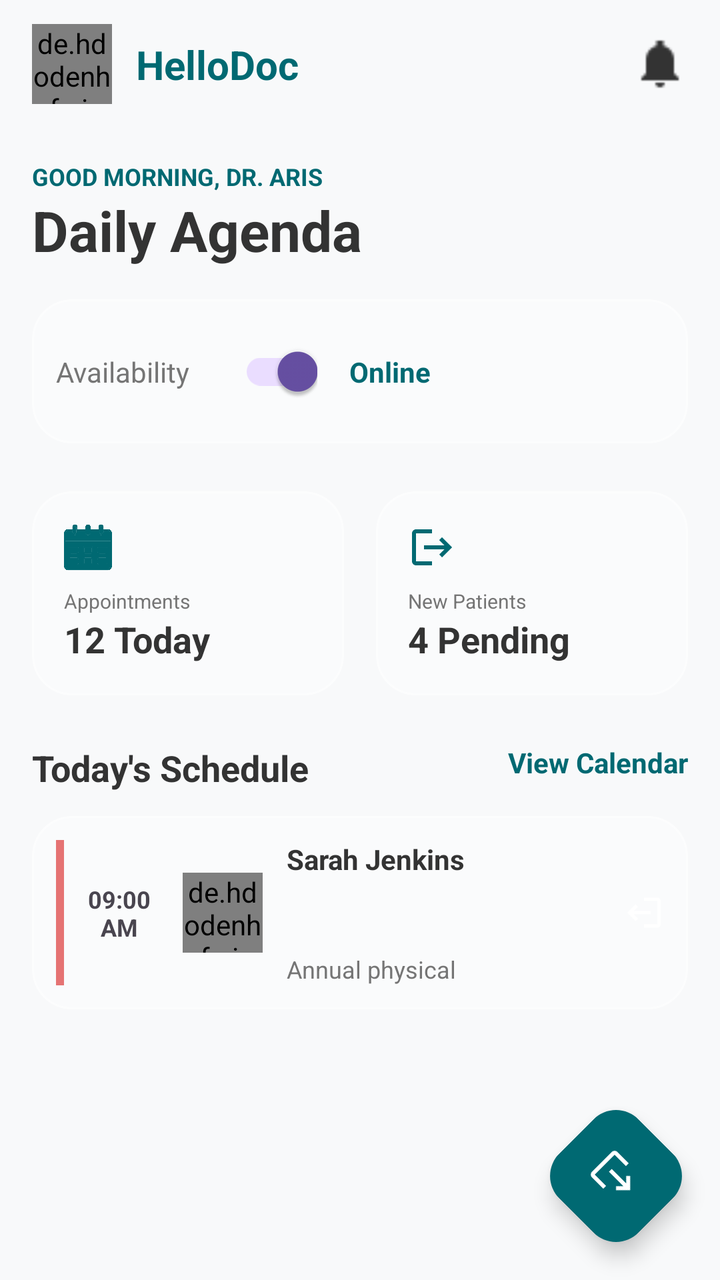
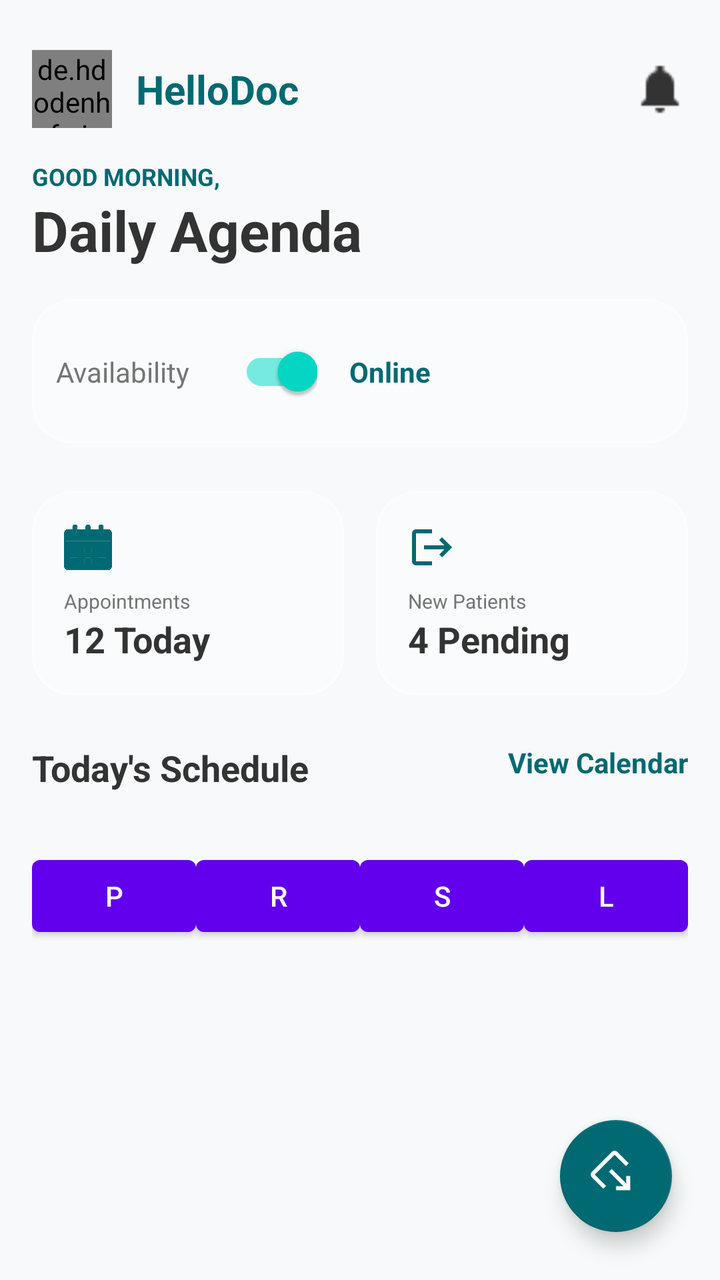

The first picture is an Android layout as it rendered before a commit; the second is the same layout after the commit. The layout source and the unified diff follow.
<!-- AndroidManifest.xml: application theme Theme.DocSheba -->
<!-- res/layout/doctor_dashboard_activity.xml -->
<?xml version="1.0" encoding="utf-8"?>
<androidx.coordinatorlayout.widget.CoordinatorLayout xmlns:android="http://schemas.android.com/apk/res/android"
    xmlns:app="http://schemas.android.com/apk/res-auto"
    xmlns:tools="http://schemas.android.com/tools"
    android:layout_width="match_parent"
    android:layout_height="match_parent"
    android:background="#F8F9FA">

    <com.google.android.material.appbar.AppBarLayout
        android:layout_width="match_parent"
        android:layout_height="wrap_content"
        android:background="@android:color/transparent"
        app:elevation="0dp">

        <androidx.appcompat.widget.Toolbar
            android:layout_width="match_parent"
            android:layout_height="64dp"
            app:contentInsetStart="16dp">

            <androidx.constraintlayout.widget.ConstraintLayout
                android:layout_width="match_parent"
                android:layout_height="match_parent">

                <de.hdodenhof.circleimageview.CircleImageView
                    android:id="@+id/docBarProfileImg"
                    android:layout_width="40dp"
                    android:layout_height="40dp"
                    android:src="@drawable/profile_pic"
                    app:layout_constraintBottom_toBottomOf="parent"
                    app:layout_constraintStart_toStartOf="parent"
                    app:layout_constraintTop_toTopOf="parent" />

                <TextView
                    android:layout_width="wrap_content"
                    android:layout_height="wrap_content"
                    android:layout_marginStart="12dp"
                    android:text="HelloDoc"
                    android:textColor="@color/color_primary_teal"
                    android:textSize="20sp"
                    android:textStyle="bold"
                    app:layout_constraintBottom_toBottomOf="parent"
                    app:layout_constraintStart_toEndOf="@id/docBarProfileImg"
                    app:layout_constraintTop_toTopOf="parent" />

                <ImageView
                    android:layout_width="28dp"
                    android:layout_height="28dp"
                    android:layout_marginEnd="16dp"
                    android:src="@drawable/icon_bell"
                    app:layout_constraintBottom_toBottomOf="parent"
                    app:layout_constraintEnd_toEndOf="parent"
                    app:layout_constraintTop_toTopOf="parent"
                    app:tint="@color/text_color_primary" />
            </androidx.constraintlayout.widget.ConstraintLayout>
        </androidx.appcompat.widget.Toolbar>
    </com.google.android.material.appbar.AppBarLayout>

    <androidx.core.widget.NestedScrollView
        android:layout_width="match_parent"
        android:layout_height="match_parent"
        app:layout_behavior="@string/appbar_scrolling_view_behavior">

        <LinearLayout
            android:layout_width="match_parent"
            android:layout_height="wrap_content"
            android:orientation="vertical"
            android:paddingBottom="80dp">

            
            <LinearLayout
                android:layout_width="match_parent"
                android:layout_height="wrap_content"
                android:orientation="vertical"
                android:paddingHorizontal="16dp"
                android:paddingTop="16dp">

                <TextView
                    android:layout_width="wrap_content"
                    android:layout_height="wrap_content"
                    android:text="GOOD MORNING, DR. ARIS"
                    android:textColor="@color/color_primary_teal"
                    android:textSize="12sp"
                    android:textStyle="bold" />

                <TextView
                    android:layout_width="wrap_content"
                    android:layout_height="wrap_content"
                    android:text="Daily Agenda"
                    android:textColor="@color/text_color_primary"
                    android:textSize="28sp"
                    android:textStyle="bold" />
            </LinearLayout>

            
            <com.google.android.material.card.MaterialCardView
                style="@style/GlassCard"
                android:layout_width="match_parent"
                android:layout_height="wrap_content"
                android:layout_margin="16dp">
                <androidx.constraintlayout.widget.ConstraintLayout
                    android:layout_width="match_parent"
                    android:layout_height="wrap_content"
                    android:padding="12dp">
                    <TextView
                        android:id="@+id/availabilityText"
                        android:layout_width="wrap_content"
                        android:layout_height="wrap_content"
                        android:text="Availability"
                        android:textColor="@color/text_color_secondary"
                        app:layout_constraintStart_toStartOf="parent"
                        app:layout_constraintTop_toTopOf="parent"
                        app:layout_constraintBottom_toBottomOf="parent" />

                    <com.google.android.material.switchmaterial.SwitchMaterial
                        android:id="@+id/statusSwitch"
                        android:layout_width="wrap_content"
                        android:layout_height="wrap_content"
                        android:layout_marginStart="16dp"
                        android:checked="true"
                        app:layout_constraintStart_toEndOf="@id/availabilityText"
                        app:layout_constraintTop_toTopOf="parent"
                        app:layout_constraintBottom_toBottomOf="parent" />

                    <TextView
                        android:layout_width="wrap_content"
                        android:layout_height="wrap_content"
                        android:layout_marginStart="16dp"
                        android:text="Online"
                        android:textColor="@color/color_primary_teal"
                        android:textStyle="bold"
                        app:layout_constraintStart_toEndOf="@id/statusSwitch"
                        app:layout_constraintTop_toTopOf="parent"
                        app:layout_constraintBottom_toBottomOf="parent" />
                </androidx.constraintlayout.widget.ConstraintLayout>
            </com.google.android.material.card.MaterialCardView>

            
            <LinearLayout
                android:layout_width="match_parent"
                android:layout_height="wrap_content"
                android:layout_marginHorizontal="8dp"
                android:orientation="vertical">

                <LinearLayout
                    android:layout_width="match_parent"
                    android:layout_height="wrap_content"
                    android:orientation="horizontal">
                    <com.google.android.material.card.MaterialCardView
                        style="@style/GlassCard"
                        android:layout_width="0dp"
                        android:layout_height="wrap_content"
                        android:layout_margin="8dp"
                        android:layout_weight="1">
                        <LinearLayout
                            android:layout_width="match_parent"
                            android:layout_height="wrap_content"
                            android:orientation="vertical"
                            android:padding="16dp">
                            <ImageView android:layout_width="24dp" android:layout_height="24dp" android:src="@drawable/ic_calendar" app:tint="@color/color_primary_teal" />
                            <TextView android:layout_width="wrap_content" android:layout_height="wrap_content" android:layout_marginTop="8dp" android:text="Appointments" android:textColor="@color/text_color_secondary" android:textSize="10sp" />
                            <TextView android:layout_width="wrap_content" android:layout_height="wrap_content" android:text="12 Today" android:textColor="@color/text_color_primary" android:textStyle="bold" android:textSize="18sp" />
                        </LinearLayout>
                    </com.google.android.material.card.MaterialCardView>
                    <com.google.android.material.card.MaterialCardView
                        style="@style/GlassCard"
                        android:layout_width="0dp"
                        android:layout_height="wrap_content"
                        android:layout_margin="8dp"
                        android:layout_weight="1">
                        <LinearLayout
                            android:layout_width="match_parent"
                            android:layout_height="wrap_content"
                            android:orientation="vertical"
                            android:padding="16dp">
                            <ImageView android:layout_width="24dp" android:layout_height="24dp" android:src="@drawable/ic_logout" app:tint="@color/color_primary_teal" />
                            <TextView android:layout_width="wrap_content" android:layout_height="wrap_content" android:layout_marginTop="8dp" android:text="New Patients" android:textColor="@color/text_color_secondary" android:textSize="10sp" />
                            <TextView android:layout_width="wrap_content" android:layout_height="wrap_content" android:text="4 Pending" android:textColor="@color/text_color_primary" android:textStyle="bold" android:textSize="18sp" />
                        </LinearLayout>
                    </com.google.android.material.card.MaterialCardView>
                </LinearLayout>
            </LinearLayout>

            
            <androidx.constraintlayout.widget.ConstraintLayout
                android:layout_width="match_parent"
                android:layout_height="wrap_content"
                android:paddingHorizontal="16dp"
                android:layout_marginTop="16dp">
                <TextView
                    android:id="@+id/scheduleTitle"
                    android:layout_width="wrap_content"
                    android:layout_height="wrap_content"
                    android:text="Today's Schedule"
                    android:textColor="@color/text_color_primary"
                    android:textSize="18sp"
                    android:textStyle="bold"
                    app:layout_constraintStart_toStartOf="parent"
                    app:layout_constraintTop_toTopOf="parent" />
                <TextView
                    android:layout_width="wrap_content"
                    android:layout_height="wrap_content"
                    android:text="View Calendar"
                    android:textColor="@color/color_primary_teal"
                    android:textStyle="bold"
                    app:layout_constraintEnd_toEndOf="parent"
                    app:layout_constraintTop_toTopOf="parent" />

                <LinearLayout
                    android:layout_width="match_parent"
                    android:layout_height="wrap_content"
                    android:orientation="vertical"
                    android:layout_marginTop="12dp"
                    app:layout_constraintTop_toBottomOf="@id/scheduleTitle">
                    
                    <com.google.android.material.card.MaterialCardView
                        style="@style/GlassCard"
                        android:layout_width="match_parent"
                        android:layout_height="wrap_content"
                        android:layout_marginBottom="8dp">
                        <androidx.constraintlayout.widget.ConstraintLayout
                            android:layout_width="match_parent"
                            android:layout_height="wrap_content"
                            android:padding="12dp">
                            <View android:id="@+id/timeMarker" android:layout_width="4dp" android:layout_height="0dp" android:background="#E57373" app:layout_constraintTop_toTopOf="parent" app:layout_constraintBottom_toBottomOf="parent" app:layout_constraintStart_toStartOf="parent" />
                            <TextView android:id="@+id/apptTime" android:layout_width="wrap_content" android:layout_height="wrap_content" android:layout_marginStart="12dp" android:text="09:00\nAM" android:textSize="12sp" android:textStyle="bold" android:gravity="center" app:layout_constraintStart_toEndOf="@id/timeMarker" app:layout_constraintTop_toTopOf="parent" app:layout_constraintBottom_toBottomOf="parent" />
                            <de.hdodenhof.circleimageview.CircleImageView android:id="@+id/patientImg" android:layout_width="40dp" android:layout_height="40dp" android:layout_marginStart="16dp" android:src="@drawable/profile_pic" app:layout_constraintStart_toEndOf="@id/apptTime" app:layout_constraintTop_toTopOf="parent" app:layout_constraintBottom_toBottomOf="parent" />
                            <TextView android:layout_width="0dp" android:layout_height="wrap_content" android:layout_marginStart="12dp" android:text="Sarah Jenkins" android:textStyle="bold" android:textColor="@color/text_color_primary" app:layout_constraintStart_toEndOf="@id/patientImg" app:layout_constraintTop_toTopOf="parent" app:layout_constraintEnd_toStartOf="@id/arrow" />
                            <TextView android:layout_width="0dp" android:layout_height="wrap_content" android:layout_marginStart="12dp" android:text="Annual physical" android:textSize="12sp" android:textColor="@color/text_color_secondary" app:layout_constraintStart_toEndOf="@id/patientImg" app:layout_constraintTop_toBottomOf="@id/patientImg" app:layout_constraintEnd_toStartOf="@id/arrow" />
                            <ImageView android:id="@+id/arrow" android:layout_width="20dp" android:layout_height="20dp" android:src="@drawable/ic_logout" android:rotation="180" app:layout_constraintEnd_toEndOf="parent" app:layout_constraintTop_toTopOf="parent" app:layout_constraintBottom_toBottomOf="parent" />
                        </androidx.constraintlayout.widget.ConstraintLayout>
                    </com.google.android.material.card.MaterialCardView>
                </LinearLayout>
            </androidx.constraintlayout.widget.ConstraintLayout>

        </LinearLayout>
    </androidx.core.widget.NestedScrollView>

    <com.google.android.material.floatingactionbutton.FloatingActionButton
        android:layout_width="wrap_content"
        android:layout_height="wrap_content"
        android:layout_gravity="bottom|end"
        android:layout_margin="24dp"
        app:backgroundTint="@color/color_primary_teal"
        app:srcCompat="@drawable/ic_logout"
        app:tint="@color/white"
        android:rotation="45" />

</androidx.coordinatorlayout.widget.CoordinatorLayout>
<!-- resources referenced by this layout -->
<resources>
  <color name="color_primary_teal">#006972</color>
  <color name="text_color_primary">#333333</color>
  <color name="text_color_secondary">#757575</color>
  <color name="white">#FFFFFFFF</color>
  <!-- drawable ic_calendar: png bitmap (drawable, 20363 bytes) -->
  <!-- drawable ic_logout (drawable) -->
  <vector xmlns:android="http://schemas.android.com/apk/res/android"
      android:width="24dp"
      android:height="24dp"
      android:viewportWidth="24"
      android:viewportHeight="24">
      <path
          android:fillColor="#FFFFFF"
          android:pathData="M17,7l-1.41,1.41L18.17,11H8v2h10.17l-2.58,2.58L17,17l5,-5zM4,5h8V3H4c-1.1,0,-2,0.9,-2,2v14c0,1.1,0.9,2,2,2h8v-2H4V5z"/>
  </vector>
  <!-- drawable icon_bell: png bitmap (drawable, 218 bytes) -->
  <!-- drawable profile_pic: jpg bitmap (drawable, 16206 bytes) -->
  <style name="GlassCard" parent="Widget.MaterialComponents.CardView">
          <item name="cardBackgroundColor">@color/glass_white</item>
          <item name="cardCornerRadius">@dimen/card_radius_large</item>
          <item name="cardElevation">0dp</item>
          <item name="strokeColor">@color/glass_border</item>
          <item name="strokeWidth">1dp</item>
      </style>
  <style name="Theme.DocSheba" parent="Base.Theme.DocSheba" />
  <color name="glass_white">#4DFFFFFF</color>
  <dimen name="card_radius_large">20dp</dimen>
  <color name="glass_border">#80FFFFFF</color>
  <style name="Base.Theme.DocSheba" parent="Theme.Material3.DayNight.NoActionBar">
          
          
      </style>
</resources>

<!-- the commit's change to res/layout/doctor_dashboard_activity.xml (unified diff, before → after) -->
@@ -19,10 +19,12 @@
 
             <androidx.constraintlayout.widget.ConstraintLayout
                 android:layout_width="match_parent"
-                android:layout_height="match_parent">
+                android:layout_height="match_parent"
+                android:layout_marginTop="25dp"
+                >
 
                 <de.hdodenhof.circleimageview.CircleImageView
-                    android:id="@+id/docBarProfileImg"
+                    android:id="@+id/profileThumbnail"
                     android:layout_width="40dp"
                     android:layout_height="40dp"
                     android:src="@drawable/profile_pic"
@@ -39,7 +41,7 @@
                     android:textSize="20sp"
                     android:textStyle="bold"
                     app:layout_constraintBottom_toBottomOf="parent"
-                    app:layout_constraintStart_toEndOf="@id/docBarProfileImg"
+                    app:layout_constraintStart_toEndOf="@id/profileThumbnail"
                     app:layout_constraintTop_toTopOf="parent" />
 
                 <ImageView
@@ -75,14 +77,16 @@
                 android:paddingTop="16dp">
 
                 <TextView
-                    android:layout_width="wrap_content"
-                    android:layout_height="wrap_content"
-                    android:text="GOOD MORNING, DR. ARIS"
+                    android:id="@+id/welcomeText"
+                    android:layout_width="wrap_content"
+                    android:layout_height="wrap_content"
+                    android:text="GOOD MORNING,"
                     android:textColor="@color/color_primary_teal"
                     android:textSize="12sp"
                     android:textStyle="bold" />
 
                 <TextView
+                    android:id="@+id/doctorName"
                     android:layout_width="wrap_content"
                     android:layout_height="wrap_content"
                     android:text="Daily Agenda"
@@ -112,7 +116,7 @@
                         app:layout_constraintBottom_toBottomOf="parent" />
 
                     <com.google.android.material.switchmaterial.SwitchMaterial
-                        android:id="@+id/statusSwitch"
+                        android:id="@+id/availabilitySwitch"
                         android:layout_width="wrap_content"
                         android:layout_height="wrap_content"
                         android:layout_marginStart="16dp"
@@ -128,7 +132,7 @@
                         android:text="Online"
                         android:textColor="@color/color_primary_teal"
                         android:textStyle="bold"
-                        app:layout_constraintStart_toEndOf="@id/statusSwitch"
+                        app:layout_constraintStart_toEndOf="@id/availabilitySwitch"
                         app:layout_constraintTop_toTopOf="parent"
                         app:layout_constraintBottom_toBottomOf="parent" />
                 </androidx.constraintlayout.widget.ConstraintLayout>
@@ -158,7 +162,7 @@
                             android:padding="16dp">
                             <ImageView android:layout_width="24dp" android:layout_height="24dp" android:src="@drawable/ic_calendar" app:tint="@color/color_primary_teal" />
                             <TextView android:layout_width="wrap_content" android:layout_height="wrap_content" android:layout_marginTop="8dp" android:text="Appointments" android:textColor="@color/text_color_secondary" android:textSize="10sp" />
-                            <TextView android:layout_width="wrap_content" android:layout_height="wrap_content" android:text="12 Today" android:textColor="@color/text_color_primary" android:textStyle="bold" android:textSize="18sp" />
+                            <TextView android:id="@+id/todayAppointments" android:layout_width="wrap_content" android:layout_height="wrap_content" android:text="12 Today" android:textColor="@color/text_color_primary" android:textStyle="bold" android:textSize="18sp" />
                         </LinearLayout>
                     </com.google.android.material.card.MaterialCardView>
                     <com.google.android.material.card.MaterialCardView
@@ -174,7 +178,7 @@
                             android:padding="16dp">
                             <ImageView android:layout_width="24dp" android:layout_height="24dp" android:src="@drawable/ic_logout" app:tint="@color/color_primary_teal" />
                             <TextView android:layout_width="wrap_content" android:layout_height="wrap_content" android:layout_marginTop="8dp" android:text="New Patients" android:textColor="@color/text_color_secondary" android:textSize="10sp" />
-                            <TextView android:layout_width="wrap_content" android:layout_height="wrap_content" android:text="4 Pending" android:textColor="@color/text_color_primary" android:textStyle="bold" android:textSize="18sp" />
+                            <TextView android:id="@+id/pendingRequests" android:layout_width="wrap_content" android:layout_height="wrap_content" android:text="4 Pending" android:textColor="@color/text_color_primary" android:textStyle="bold" android:textSize="18sp" />
                         </LinearLayout>
                     </com.google.android.material.card.MaterialCardView>
                 </LinearLayout>
@@ -197,6 +201,7 @@
                     app:layout_constraintStart_toStartOf="parent"
                     app:layout_constraintTop_toTopOf="parent" />
                 <TextView
+                    android:id="@+id/viewAllAppointments"
                     android:layout_width="wrap_content"
                     android:layout_height="wrap_content"
                     android:text="View Calendar"
@@ -205,33 +210,32 @@
                     app:layout_constraintEnd_toEndOf="parent"
                     app:layout_constraintTop_toTopOf="parent" />
 
-                <LinearLayout
+                <ListView
+                    android:id="@+id/dashboardAppointmentList"
                     android:layout_width="match_parent"
                     android:layout_height="wrap_content"
-                    android:orientation="vertical"
                     android:layout_marginTop="12dp"
-                    app:layout_constraintTop_toBottomOf="@id/scheduleTitle">
-                    
-                    <com.google.android.material.card.MaterialCardView
-                        style="@style/GlassCard"
-                        android:layout_width="match_parent"
-                        android:layout_height="wrap_content"
-                        android:layout_marginBottom="8dp">
-                        <androidx.constraintlayout.widget.ConstraintLayout
-                            android:layout_width="match_parent"
-                            android:layout_height="wrap_content"
-                            android:padding="12dp">
-                            <View android:id="@+id/timeMarker" android:layout_width="4dp" android:layout_height="0dp" android:background="#E57373" app:layout_constraintTop_toTopOf="parent" app:layout_constraintBottom_toBottomOf="parent" app:layout_constraintStart_toStartOf="parent" />
-                            <TextView android:id="@+id/apptTime" android:layout_width="wrap_content" android:layout_height="wrap_content" android:layout_marginStart="12dp" android:text="09:00\nAM" android:textSize="12sp" android:textStyle="bold" android:gravity="center" app:layout_constraintStart_toEndOf="@id/timeMarker" app:layout_constraintTop_toTopOf="parent" app:layout_constraintBottom_toBottomOf="parent" />
-                            <de.hdodenhof.circleimageview.CircleImageView android:id="@+id/patientImg" android:layout_width="40dp" android:layout_height="40dp" android:layout_marginStart="16dp" android:src="@drawable/profile_pic" app:layout_constraintStart_toEndOf="@id/apptTime" app:layout_constraintTop_toTopOf="parent" app:layout_constraintBottom_toBottomOf="parent" />
-                            <TextView android:layout_width="0dp" android:layout_height="wrap_content" android:layout_marginStart="12dp" android:text="Sarah Jenkins" android:textStyle="bold" android:textColor="@color/text_color_primary" app:layout_constraintStart_toEndOf="@id/patientImg" app:layout_constraintTop_toTopOf="parent" app:layout_constraintEnd_toStartOf="@id/arrow" />
-                            <TextView android:layout_width="0dp" android:layout_height="wrap_content" android:layout_marginStart="12dp" android:text="Annual physical" android:textSize="12sp" android:textColor="@color/text_color_secondary" app:layout_constraintStart_toEndOf="@id/patientImg" app:layout_constraintTop_toBottomOf="@id/patientImg" app:layout_constraintEnd_toStartOf="@id/arrow" />
-                            <ImageView android:id="@+id/arrow" android:layout_width="20dp" android:layout_height="20dp" android:src="@drawable/ic_logout" android:rotation="180" app:layout_constraintEnd_toEndOf="parent" app:layout_constraintTop_toTopOf="parent" app:layout_constraintBottom_toBottomOf="parent" />
-                        </androidx.constraintlayout.widget.ConstraintLayout>
-                    </com.google.android.material.card.MaterialCardView>
-                </LinearLayout>
+                    android:divider="@null"
+                    android:dividerHeight="0dp"
+                    app:layout_constraintTop_toBottomOf="@id/scheduleTitle" />
             </androidx.constraintlayout.widget.ConstraintLayout>
 
+            
+            <LinearLayout
+                android:layout_width="match_parent"
+                android:layout_height="wrap_content"
+                android:orientation="horizontal"
+                android:padding="16dp"
+                android:weightSum="4">
+                <com.google.android.material.button.MaterialButton android:id="@+id/btnPatients" android:layout_width="0dp" android:layout_height="wrap_content" android:layout_weight="1" android:text="P" />
+                <com.google.android.material.button.MaterialButton android:id="@+id/btnRecords" android:layout_width="0dp" android:layout_height="wrap_content" android:layout_weight="1" android:text="R" />
+                <com.google.android.material.button.MaterialButton android:id="@+id/btnSettings" android:layout_width="0dp" android:layout_height="wrap_content" android:layout_weight="1" android:text="S" />
+                <com.google.android.material.button.MaterialButton android:id="@+id/btnLogout" android:layout_width="0dp" android:layout_height="wrap_content" android:layout_weight="1" android:text="L" />
+            </LinearLayout>
+
+            <TextView android:id="@+id/avgRating" android:layout_width="match_parent" android:layout_height="wrap_content" android:visibility="gone" />
+            <TextView android:id="@+id/totalEarnings" android:layout_width="match_parent" android:layout_height="wrap_content" android:visibility="gone" />
+            <com.google.android.material.progressindicator.CircularProgressIndicator android:id="@+id/progressIndicator" android:layout_width="wrap_content" android:layout_height="wrap_content" android:visibility="gone" android:layout_gravity="center" />
         </LinearLayout>
     </androidx.core.widget.NestedScrollView>
 
<!-- resource entries referenced after the edit -->
@@ -28,7 +28,7 @@
   <color name="glass_white">#4DFFFFFF</color>
   <dimen name="card_radius_large">20dp</dimen>
   <color name="glass_border">#80FFFFFF</color>
-  <style name="Base.Theme.DocSheba" parent="Theme.Material3.DayNight.NoActionBar">
+  <style name="Base.Theme.DocSheba" parent="Theme.MaterialComponents.DayNight.NoActionBar">
           
           
       </style>
